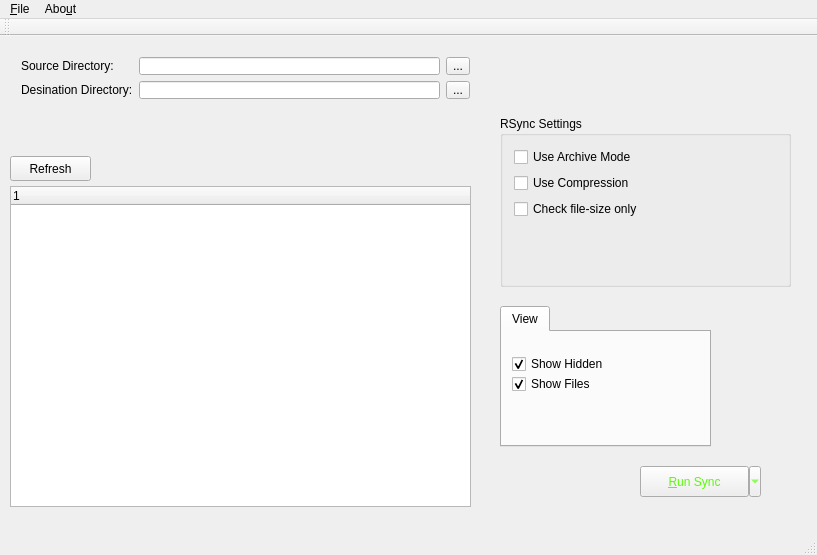
The window that mainwindow.ui (JuBan1/QtSyncR) describes before a commit, drawn with Qt 5.
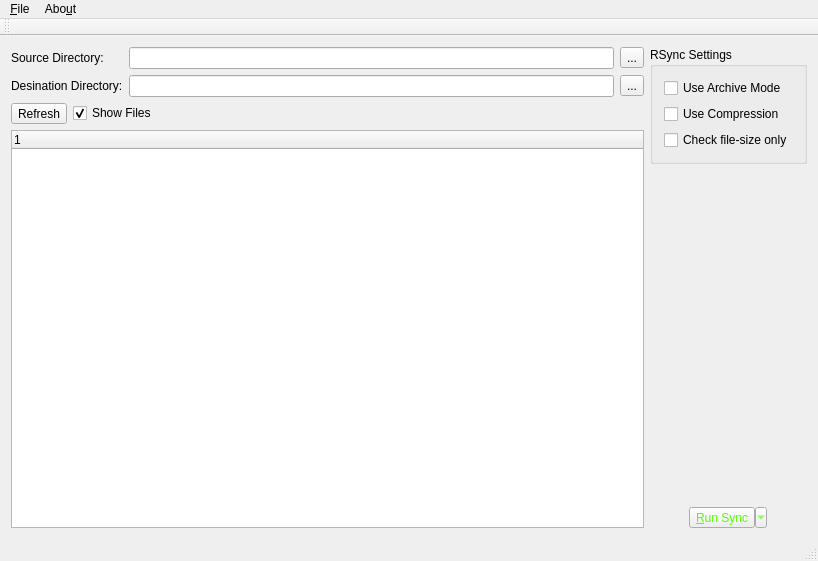
The same window after the commit. Icons and pictures are not drawn.

Commit message: Updated MainWindow GUI layout.

What changed in the file:
```diff
--- a/mainwindow.ui
+++ b/mainwindow.ui
@@ -6,38 +6,18 @@
    <rect>
     <x>0</x>
     <y>0</y>
-    <width>817</width>
-    <height>555</height>
+    <width>818</width>
+    <height>561</height>
    </rect>
   </property>
   <property name="windowTitle">
    <string>QtSyncR</string>
   </property>
   <widget class="QWidget" name="centralWidget">
-   <widget class="QTreeWidget" name="fsTree">
-    <property name="geometry">
-     <rect>
-      <x>10</x>
-      <y>150</y>
-      <width>461</width>
-      <height>321</height>
-     </rect>
-    </property>
-    <column>
-     <property name="text">
-      <string/>
-     </property>
-    </column>
-   </widget>
-   <widget class="QWidget" name="formLayoutWidget">
-    <property name="geometry">
-     <rect>
-      <x>10</x>
-      <y>10</y>
-      <width>471</width>
-      <height>64</height>
-     </rect>
-    </property>
+   <layout class="QHBoxLayout" name="horizontalLayout_3">
+    <item>
+     <layout class="QVBoxLayout" name="verticalLayout_2">
+      <item>
     <layout class="QFormLayout" name="formLayout">
      <item row="0" column="0">
       <widget class="QLabel" name="label_2">
@@ -98,101 +78,11 @@
       </layout>
      </item>
     </layout>
-   </widget>
-   <widget class="QTabWidget" name="tabWidget">
-    <property name="geometry">
-     <rect>
-      <x>500</x>
-      <y>270</y>
-      <width>211</width>
-      <height>141</height>
-     </rect>
-    </property>
-    <property name="currentIndex">
-     <number>0</number>
-    </property>
-    <widget class="QWidget" name="tabView">
-     <attribute name="title">
-      <string>View</string>
-     </attribute>
-     <widget class="QCheckBox" name="checkBox_2">
-      <property name="geometry">
-       <rect>
-        <x>10</x>
-        <y>40</y>
-        <width>101</width>
-        <height>24</height>
-       </rect>
-      </property>
-      <property name="text">
-       <string>Show Files</string>
-      </property>
-      <property name="checked">
-       <bool>true</bool>
-      </property>
-     </widget>
-     <widget class="QCheckBox" name="checkBox">
-      <property name="geometry">
-       <rect>
-        <x>10</x>
-        <y>20</y>
-        <width>111</width>
-        <height>24</height>
-       </rect>
-      </property>
-      <property name="text">
-       <string>Show Hidden</string>
-      </property>
-      <property name="checked">
-       <bool>true</bool>
-      </property>
-     </widget>
-    </widget>
-   </widget>
-   <widget class="QToolButton" name="btnRunSync">
-    <property name="geometry">
-     <rect>
-      <x>640</x>
-      <y>430</y>
-      <width>121</width>
-      <height>31</height>
-     </rect>
-    </property>
-    <property name="styleSheet">
-     <string notr="true">color: rgb(85, 255, 0);</string>
-    </property>
-    <property name="text">
-     <string>&amp;Run Sync</string>
-    </property>
-    <property name="icon">
-     <iconset theme="system-run">
-      <normaloff>.</normaloff>.</iconset>
-    </property>
-    <property name="checkable">
-     <bool>false</bool>
-    </property>
-    <property name="checked">
-     <bool>false</bool>
-    </property>
-    <property name="popupMode">
-     <enum>QToolButton::MenuButtonPopup</enum>
-    </property>
-    <property name="toolButtonStyle">
-     <enum>Qt::ToolButtonTextBesideIcon</enum>
-    </property>
-    <property name="arrowType">
-     <enum>Qt::NoArrow</enum>
-    </property>
-   </widget>
-   <widget class="QToolButton" name="toolButton_2">
-    <property name="geometry">
-     <rect>
-      <x>10</x>
-      <y>120</y>
-      <width>81</width>
-      <height>25</height>
-     </rect>
-    </property>
+      </item>
+      <item>
+       <layout class="QHBoxLayout" name="horizontalLayout_5">
+        <item>
+         <widget class="QToolButton" name="btnRefresh">
     <property name="text">
      <string>Refresh</string>
     </property>
@@ -204,15 +94,47 @@
      <enum>Qt::ToolButtonTextBesideIcon</enum>
     </property>
    </widget>
+        </item>
+        <item>
+         <widget class="QCheckBox" name="cbShowFiles">
+          <property name="text">
+           <string>Show Files</string>
+          </property>
+          <property name="checked">
+           <bool>true</bool>
+          </property>
+         </widget>
+        </item>
+        <item>
+         <spacer name="horizontalSpacer">
+          <property name="orientation">
+           <enum>Qt::Horizontal</enum>
+          </property>
+          <property name="sizeHint" stdset="0">
+           <size>
+            <width>40</width>
+            <height>20</height>
+           </size>
+          </property>
+         </spacer>
+        </item>
+       </layout>
+      </item>
+      <item>
+       <widget class="QTreeWidget" name="fsTree">
+        <column>
+         <property name="text">
+          <string/>
+         </property>
+        </column>
+       </widget>
+      </item>
+     </layout>
+    </item>
+    <item>
+     <layout class="QVBoxLayout" name="verticalLayout_3">
+      <item>
    <widget class="QGroupBox" name="groupBox">
-    <property name="geometry">
-     <rect>
-      <x>500</x>
-      <y>80</y>
-      <width>291</width>
-      <height>171</height>
-     </rect>
-    </property>
     <property name="title">
      <string>RSync Settings</string>
     </property>
@@ -247,8 +169,11 @@
        </property>
       </widget>
      </item>
+        </layout>
+       </widget>
+      </item>
      <item>
-      <spacer name="verticalSpacer">
+       <spacer name="verticalSpacer_2">
        <property name="orientation">
         <enum>Qt::Vertical</enum>
        </property>
@@ -260,15 +185,65 @@
        </property>
       </spacer>
      </item>
-    </layout>
-   </widget>
+      <item>
+       <layout class="QHBoxLayout" name="horizontalLayout_6">
+        <item>
+         <spacer name="horizontalSpacer_2">
+          <property name="orientation">
+           <enum>Qt::Horizontal</enum>
+          </property>
+          <property name="sizeType">
+           <enum>QSizePolicy::Preferred</enum>
+          </property>
+          <property name="sizeHint" stdset="0">
+           <size>
+            <width>0</width>
+            <height>20</height>
+           </size>
+          </property>
+         </spacer>
+        </item>
+        <item>
+         <widget class="QToolButton" name="btnRunSync">
+          <property name="styleSheet">
+           <string notr="true">color: rgb(85, 255, 0);</string>
+          </property>
+          <property name="text">
+           <string>&amp;Run Sync</string>
+          </property>
+          <property name="icon">
+           <iconset theme="system-run">
+            <normaloff>.</normaloff>.</iconset>
+          </property>
+          <property name="checkable">
+           <bool>false</bool>
+          </property>
+          <property name="checked">
+           <bool>false</bool>
+          </property>
+          <property name="popupMode">
+           <enum>QToolButton::MenuButtonPopup</enum>
+          </property>
+          <property name="toolButtonStyle">
+           <enum>Qt::ToolButtonTextBesideIcon</enum>
+          </property>
+          <property name="arrowType">
+           <enum>Qt::NoArrow</enum>
+          </property>
+         </widget>
+        </item>
+       </layout>
+      </item>
+     </layout>
+    </item>
+   </layout>
   </widget>
   <widget class="QMenuBar" name="menuBar">
    <property name="geometry">
     <rect>
      <x>0</x>
      <y>0</y>
-     <width>817</width>
+     <width>818</width>
      <height>23</height>
     </rect>
    </property>
```
Lines whose indentation alone changed are shown as unchanged.
